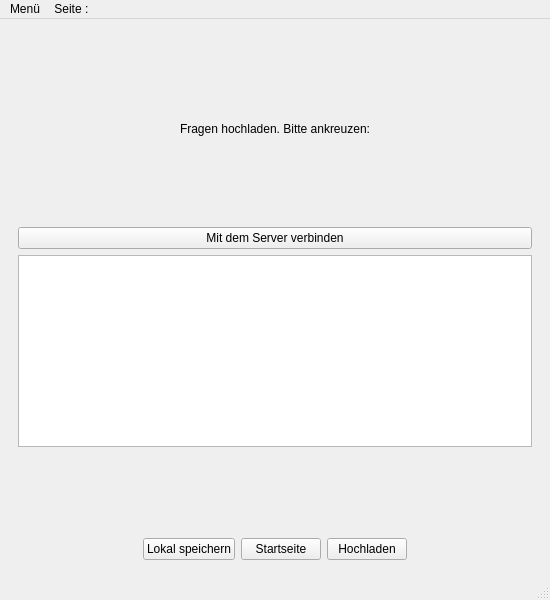
Above: devLernapp/lernapp.ui from sterniR/LernApp before the change. Below: the same form after it.
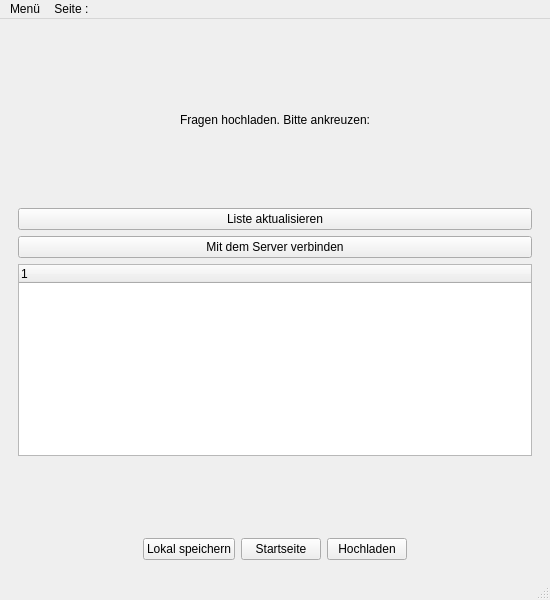
That is the form after the change.

Commit message: added curl list dir

```diff
--- a/devLernapp/lernapp.ui
+++ b/devLernapp/lernapp.ui
@@ -706,6 +706,13 @@
             </property>
            </spacer>
           </item>
+          <item>
+           <widget class="QPushButton" name="button4_5">
+            <property name="text">
+             <string>Liste aktualisieren</string>
+            </property>
+           </widget>
+          </item>
           <item>
            <widget class="QPushButton" name="button4_4">
             <property name="text">
@@ -716,7 +723,13 @@
           <item>
            <layout class="QHBoxLayout" name="horizontalLayout_11">
             <item>
-             <widget class="QListWidget" name="listWidget4_1"/>
+             <widget class="QTreeWidget" name="treeWidget">
+              <column>
+               <property name="text">
+                <string notr="true">1</string>
+               </property>
+              </column>
+             </widget>
             </item>
            </layout>
           </item>
```
Left out of the diff: 2 changed lines with no effect on the pictures. The commit also changes 3964 other files.
